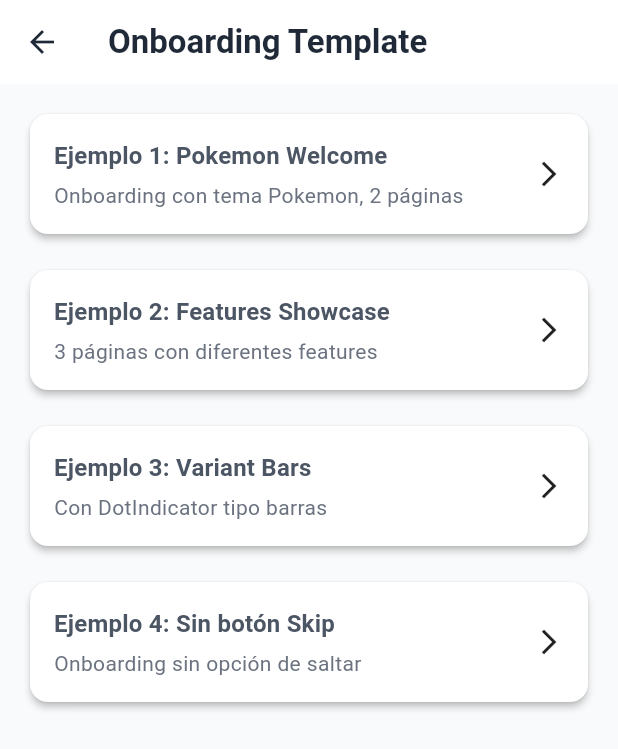
After one commit to Rajual/Pokedex, a Flutter app: the TemplatesScreen screen opened by its route, after a tap on "Onboarding Template", on a phone screen of 412 x 824 dp. The commit adds this screen. Shown: the top 749 px of the screen. Run offline on Flutter 3.47's test engine with Material 3 defaults, Android fonts, the phone set to English and light mode, and no system bars; our stand-ins replace flutter_svg.

Commit message:
feat(desing_system/lib/templates/onboarding_template): Create onboarding_template

```diff
--- a/desing_system/lib/desing_system.dart
+++ b/desing_system/lib/desing_system.dart
@@ -10,6 +10,9 @@ export 'molecules/app_card/exports.dart';
 export 'molecules/app_type_tag/exports.dart';
 export 'molecules/search_bar/exports.dart';
 
+// Templates
+export 'templates/onboarding_template/exports.dart';
+
 // Theme
 export 'theme/app_colors.dart';
 export 'theme/app_typography.dart';
--- /dev/null
+++ b/desing_system/lib/templates/onboarding_template/exports.dart
@@ -0,0 +1,2 @@
+export 'onboarding_page_model.dart';
+export 'onboarding_template.dart';
--- /dev/null
+++ b/desing_system/lib/templates/onboarding_template/onboarding_page_model.dart
@@ -0,0 +1,27 @@
+import 'package:flutter/material.dart';
+
+/// Modelo para una página de onboarding
+class OnboardingPageModel {
+  /// Ruta del asset de la imagen
+  final String imagePath;
+
+  /// Título de la página
+  final String title;
+
+  /// Descripción de la página
+  final String description;
+
+  /// Color de fondo opcional
+  final Color? backgroundColor;
+
+  /// Color del texto opcional
+  final Color? textColor;
+
+  const OnboardingPageModel({
+    required this.imagePath,
+    required this.title,
+    required this.description,
+    this.backgroundColor,
+    this.textColor,
+  });
+}
--- /dev/null
+++ b/desing_system/showcase/lib/screens/templates/onboarding_template_screen.dart
@@ -0,0 +1,233 @@
+import 'package:flutter/material.dart';
+import 'package:desing_system/desing_system.dart';
+
+/// Pantalla de demostración del OnboardingTemplate
+class OnboardingTemplateScreen extends StatelessWidget {
+  const OnboardingTemplateScreen({super.key});
+
+  @override
+  Widget build(BuildContext context) {
+    return Scaffold(
+      appBar: AppBar(
+        title: const Text('Onboarding Template'),
+      ),
+      body: ListView(
+        padding: const EdgeInsets.all(16),
+        children: [
+          _buildSection(
+            context,
+            title: 'Ejemplo 1: Pokemon Welcome',
+            description: 'Onboarding con tema Pokemon, 2 páginas',
+            onPressed: () => _showOnboarding1(context),
+          ),
+          const SizedBox(height: 16),
+          _buildSection(
+            context,
+            title: 'Ejemplo 2: Features Showcase',
+            description: '3 páginas con diferentes features',
+            onPressed: () => _showOnboarding2(context),
+          ),
+          const SizedBox(height: 16),
+          _buildSection(
+            context,
+            title: 'Ejemplo 3: Variant Bars',
+            description: 'Con DotIndicator tipo barras',
+            onPressed: () => _showOnboarding3(context),
+          ),
+          const SizedBox(height: 16),
+          _buildSection(
+            context,
+            title: 'Ejemplo 4: Sin botón Skip',
+            description: 'Onboarding sin opción de saltar',
+            onPressed: () => _showOnboarding4(context),
+          ),
+        ],
+      ),
+    );
+  }
+
+  Widget _buildSection(
+    BuildContext context, {
+    required String title,
+    required String description,
+    required VoidCallback onPressed,
+  }) {
+    return Card(
+      elevation: 2,
+      child: InkWell(
+        onTap: onPressed,
+        borderRadius: BorderRadius.circular(12),
+        child: Padding(
+          padding: const EdgeInsets.all(16),
+          child: Row(
+            children: [
+              Expanded(
+                child: Column(
+                  crossAxisAlignment: CrossAxisAlignment.start,
+                  children: [
+                    Text(
+                      title,
+                      style: Theme.of(context).textTheme.titleMedium?.copyWith(
+                            fontWeight: FontWeight.bold,
+                          ),
+                    ),
+                    const SizedBox(height: 4),
+                    Text(
+                      description,
+                      style: Theme.of(context).textTheme.bodyMedium?.copyWith(
+                            color: AppColors.gray600,
+                          ),
+                    ),
+                  ],
+                ),
+              ),
+              const Icon(Icons.arrow_forward_ios, size: 20),
+            ],
+          ),
+        ),
+      ),
+    );
+  }
+
+  // Ejemplo 1: Onboarding basado en las imágenes proporcionadas
+  void _showOnboarding1(BuildContext context) {
+    Navigator.of(context).push(
+      MaterialPageRoute(
+        builder: (context) => OnboardingTemplate(
+          pages: const [
+            OnboardingPageModel(
+              imagePath: 'assets/ilustration/PokemonCharizard.png',
+              title: 'Todos los Pokémon en\nun solo lugar',
+              description:
+                  'Accede a una amplia lista de Pokémon de todas las generaciones conoce por primera vez.',
+            ),
+            OnboardingPageModel(
+              imagePath: 'assets/ilustration/PokemonCharizard.png',
+              title: 'Mantén tu Pokédex\nactualizada',
+              description:
+                  'Registra y guarda tu perfil, Pokémon favoritos, configuraciones y mucho más en tu aplicación.',
+            ),
+          ],
+          onFinish: () {
+            Navigator.of(context).pop();
+            _showCompletionDialog(context, 'Onboarding 1 completado!');
+          },
+        ),
+      ),
+    );
+  }
+
+  // Ejemplo 2: Tres páginas con features
+  void _showOnboarding2(BuildContext context) {
+    Navigator.of(context).push(
+      MaterialPageRoute(
+        builder: (context) => OnboardingTemplate(
+          pages: const [
+            OnboardingPageModel(
+              imagePath: 'assets/ilustration/PokemonCharizard.png',
+              title: 'Explora el mundo\nPokémon',
+              description:
+                  'Descubre miles de Pokémon de todas las regiones y generaciones.',
+              backgroundColor: AppColors.gray100,
+            ),
+            OnboardingPageModel(
+              imagePath: 'assets/ilustration/PokemonCharizard.png',
+              title: 'Crea tu colección',
+              description:
+                  'Marca tus Pokémon favoritos y crea tu propia Pokédex personalizada.',
+              backgroundColor: AppColors.gray100,
+            ),
+            OnboardingPageModel(
+              imagePath: 'assets/ilustration/PokemonCharizard.png',
+              title: 'Estadísticas detalladas',
+              description:
+                  'Consulta estadísticas, habilidades, evoluciones y más información.',
+              backgroundColor: AppColors.gray100,
+            ),
+          ],
+          onFinish: () {
+            Navigator.of(context).pop();
+            _showCompletionDialog(context, 'Onboarding 2 completado!');
+          },
+          finishButtonText: '¡Comenzar!',
+        ),
+      ),
+    );
+  }
+
+  // Ejemplo 3: Variant Bars
+  void _showOnboarding3(BuildContext context) {
+    Navigator.of(context).push(
+      MaterialPageRoute(
+        builder: (context) => OnboardingTemplate(
+          pages: const [
+            OnboardingPageModel(
+              imagePath: 'assets/ilustration/PokemonCharizard.png',
+              title: 'Paso 1',
+              description: 'Primera pantalla con indicador tipo barras.',
+            ),
+            OnboardingPageModel(
+              imagePath: 'assets/ilustration/PokemonCharizard.png',
+              title: 'Paso 2',
+              description: 'Segunda pantalla del tutorial.',
+            ),
+            OnboardingPageModel(
+              imagePath: 'assets/ilustration/PokemonCharizard.png',
+              title: 'Paso 3',
+              description: 'Última pantalla antes de comenzar.',
+            ),
+          ],
+          indicatorVariant: DotIndicatorVariant.bars,
+          indicatorSize: DotIndicatorSize.large,
+          onFinish: () {
+            Navigator.of(context).pop();
+            _showCompletionDialog(context, 'Onboarding 3 completado!');
+          },
+        ),
+      ),
+    );
+  }
+
+  // Ejemplo 4: Sin botón de Skip
+  void _showOnboarding4(BuildContext context) {
+    Navigator.of(context).push(
+      MaterialPageRoute(
+        builder: (context) => OnboardingTemplate(
+          pages: const [
+            OnboardingPageModel(
+              imagePath: 'assets/ilustration/PokemonCharizard.png',
+              title: 'Tutorial obligatorio',
+              description: 'Este onboarding no se puede saltar.',
+            ),
+            OnboardingPageModel(
+              imagePath: 'assets/ilustration/PokemonCharizard.png',
+              title: 'Información importante',
+              description: 'Debes ver todas las pantallas.',
+            ),
+          ],
+          showSkipButton: false,
+          onFinish: () {
+            Navigator.of(context).pop();
+            _showCompletionDialog(context, 'Tutorial completado!');
+          },
+        ),
+      ),
+    );
+  }
+
+  void _showCompletionDialog(BuildContext context, String message) {
+    showDialog(
+      context: context,
+      builder: (context) => AlertDialog(
+        title: const Text('✅ Completado'),
+        content: Text(message),
+        actions: [
+          TextButton(
+            onPressed: () => Navigator.of(context).pop(),
+            child: const Text('OK'),
+          ),
+        ],
+      ),
+    );
+  }
+}
--- /dev/null
+++ b/desing_system/showcase/lib/screens/templates_screen.dart
@@ -0,0 +1,106 @@
+import 'package:flutter/material.dart';
+import 'package:desing_system/desing_system.dart';
+import 'templates/onboarding_template_screen.dart';
+
+/// Pantalla que lista todos los templates disponibles
+class TemplatesScreen extends StatelessWidget {
+  const TemplatesScreen({super.key});
+
+  @override
+  Widget build(BuildContext context) {
+    return Scaffold(
+      appBar: AppBar(
+        title: const Text('Templates'),
+        backgroundColor: AppColors.primary,
+        foregroundColor: AppColors.white,
+      ),
+      body: ListView(
+        padding: const EdgeInsets.all(16),
+        children: [
+          _buildTemplateCard(
+            context,
+            icon: Icons.slideshow,
+            title: 'Onboarding Template',
+            description: 'Template para pantallas de bienvenida con scroll horizontal',
+            color: AppColors.primary,
+            onTap: () {
+              Navigator.push(
+                context,
+                MaterialPageRoute(
+                  builder: (context) => const OnboardingTemplateScreen(),
+                ),
+              );
+            },
+          ),
+        ],
+      ),
+    );
+  }
+
+  Widget _buildTemplateCard(
+    BuildContext context, {
+    required IconData icon,
+    required String title,
+    required String description,
+    required Color color,
+    required VoidCallback onTap,
+  }) {
+    return Card(
+      elevation: 2,
+      margin: const EdgeInsets.only(bottom: 16),
+      shape: RoundedRectangleBorder(
+        borderRadius: BorderRadius.circular(12),
+      ),
+      child: InkWell(
+        onTap: onTap,
+        borderRadius: BorderRadius.circular(12),
+        child: Padding(
+          padding: const EdgeInsets.all(16),
+          child: Row(
+            children: [
+              Container(
+                width: 56,
+                height: 56,
+                decoration: BoxDecoration(
+                  color: color.withOpacity(0.1),
+                  borderRadius: BorderRadius.circular(12),
+                ),
+                child: Icon(
+                  icon,
+                  color: color,
+                  size: 28,
+                ),
+              ),
+              const SizedBox(width: 16),
+              Expanded(
+                child: Column(
+                  crossAxisAlignment: CrossAxisAlignment.start,
+                  children: [
+                    Text(
+                      title,
+                      style: Theme.of(context).textTheme.titleMedium?.copyWith(
+                            fontWeight: FontWeight.bold,
+                          ),
+                    ),
+                    const SizedBox(height: 4),
+                    Text(
+                      description,
+                      style: Theme.of(context).textTheme.bodyMedium?.copyWith(
+                            color: AppColors.gray600,
+                          ),
+                    ),
+                  ],
+                ),
+              ),
+              Icon(
+                Icons.arrow_forward_ios,
+                size: 20,
+                color: AppColors.gray400,
+              ),
+            ],
+          ),
+        ),
+      ),
+    );
+  }
+}
```
Also changed, not shown: desing_system/lib/templates/onboarding_template/onboarding_template.dart (added, +275 -0 lines), desing_system/showcase/lib/main.dart (+13 -0 lines), desing_system/showcase/lib/screens/home_screen.dart (+7 -4 lines), 2 other files.
